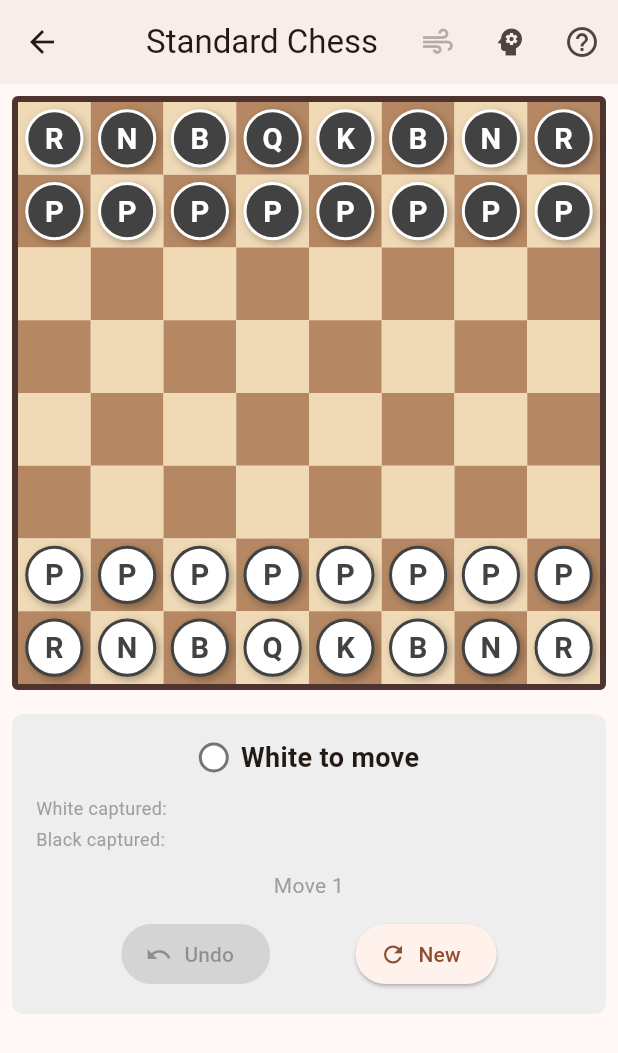
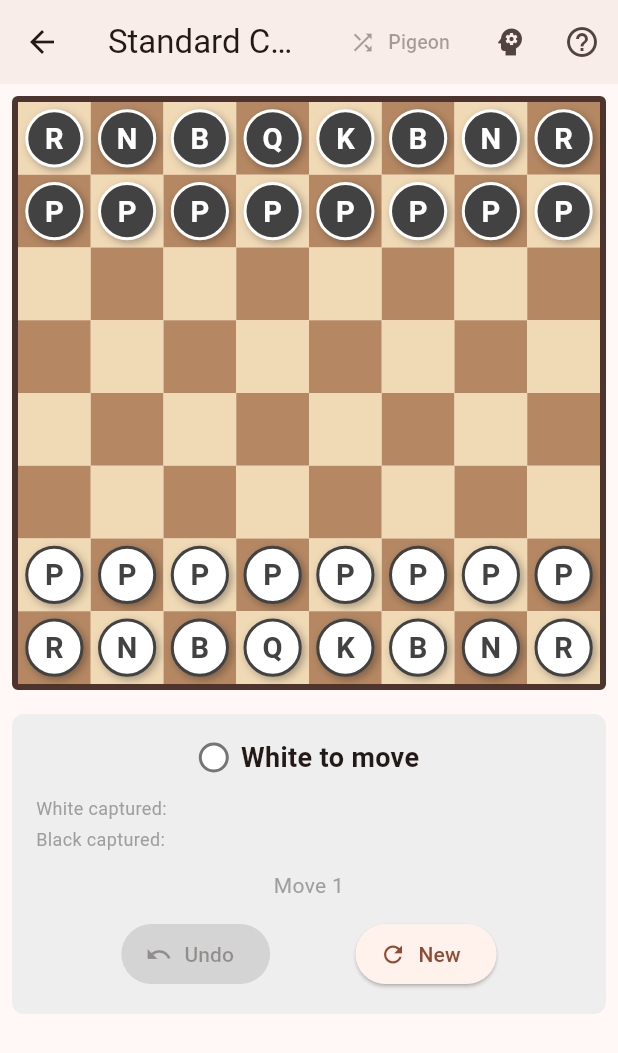
Before and after one commit to mindfu23/weirdchess, a Flutter app: the screen it shows after launch, after a tap on "Standard Chess", on a phone screen of 412 x 824 dp. Shown: the top 1053 px of the screen. Run offline on Flutter 3.47's test engine with Material 3 defaults, Android fonts, the phone set to English and light mode, and no system bars; our stand-ins replace flutter_riverpod, go_router, shared_preferences.

Commit message:
Replace air icon with labeled Pigeon shuffle button
The Icons.air icon was not recognizable as a chaos-mode toggle.
Replaced with a TextButton.icon showing a shuffle icon and 'Pigeon'
label so users can find and understand the button immediately.
Active/inactive states use primary vs dimmed colour.

Co-Authored-By: Claude Sonnet 4.6 <noreply@anthropic.com>

```diff
--- a/lib/ui/screens/game_screen.dart
+++ b/lib/ui/screens/game_screen.dart
@@ -29,24 +29,37 @@ class GameScreen extends ConsumerWidget {
         ),
         actions: [
           // Pigeon chaos toggle — Standard Chess only.
-          // Uses a stack of two icons (feather + scatter) so no emoji font
-          // is required, which avoids Flutter web Noto font warnings.
           if (variant.id == 'standard_chess')
-            IconButton(
-              icon: Icon(
-                Icons.air, // evokes something sweeping across the board
-                color: chaosEnabled
-                    ? Theme.of(context).colorScheme.primary
-                    : Theme.of(context)
-                        .colorScheme
-                        .onSurface
-                        .withAlpha(80),
-              ),
-              tooltip: chaosEnabled
+            Tooltip(
+              message: chaosEnabled
                   ? 'Pigeon Mode: ON — tap to disable'
                   : 'Pigeon Mode: OFF — tap to enable',
-              onPressed: () =>
-                  ref.read(chaosModeProvider.notifier).toggle(),
+              child: TextButton.icon(
+                onPressed: () =>
+                    ref.read(chaosModeProvider.notifier).toggle(),
+                icon: Icon(
+                  Icons.shuffle,
+                  size: 18,
+                  color: chaosEnabled
+                      ? Theme.of(context).colorScheme.primary
+                      : Theme.of(context)
+                          .colorScheme
+                          .onSurface
+                          .withAlpha(100),
+                ),
+                label: Text(
+                  'Pigeon',
+                  style: TextStyle(
+                    fontSize: 13,
+                    color: chaosEnabled
+                        ? Theme.of(context).colorScheme.primary
+                        : Theme.of(context)
+                            .colorScheme
+                            .onSurface
+                            .withAlpha(100),
+                  ),
+                ),
+              ),
             ),
           // Difficulty selector
           PopupMenuButton<AIDifficulty>(
```
Also changed, not shown: 3 other files.
